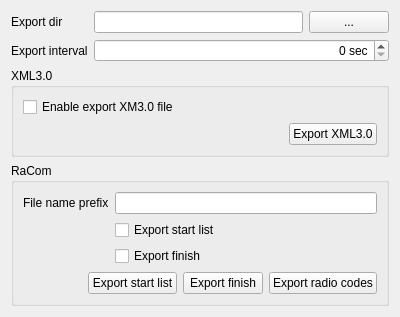
This is quickevent/app/plugins/qml/Event/src/services/emmaclientwidget.ui in Quick-Event/quickbox as Qt 5 draws it before an edit. The edited form follows.
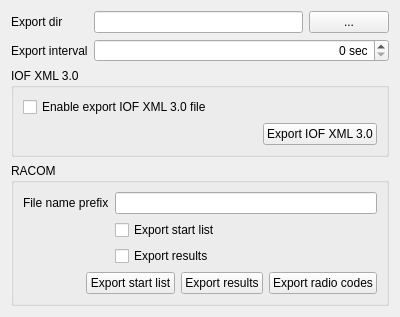
This is the edited form.

```diff
--- a/quickevent/app/plugins/qml/Event/src/services/emmaclientwidget.ui
+++ b/quickevent/app/plugins/qml/Event/src/services/emmaclientwidget.ui
@@ -65,13 +65,13 @@
    <item>
     <widget class="QGroupBox" name="groupBox">
      <property name="title">
-      <string>XML3.0</string>
+      <string>IOF XML 3.0</string>
      </property>
      <layout class="QVBoxLayout" name="verticalLayout_2">
       <item>
        <widget class="QCheckBox" name="chExportXML30">
         <property name="text">
-         <string>Enable export XM3.0 file</string>
+         <string>Enable export IOF XML 3.0 file</string>
         </property>
        </widget>
       </item>
@@ -93,7 +93,7 @@
         <item>
          <widget class="QPushButton" name="btExportXML30">
           <property name="text">
-           <string>Export XML3.0</string>
+           <string>Export IOF XML 3.0</string>
           </property>
          </widget>
         </item>
@@ -105,7 +105,7 @@
    <item>
     <widget class="QGroupBox" name="groupBox_2">
      <property name="title">
-      <string>RaCom</string>
+      <string>RACOM</string>
      </property>
      <layout class="QFormLayout" name="formLayout_2">
       <item row="1" column="0">
@@ -128,7 +128,7 @@
       <item row="3" column="1">
        <widget class="QCheckBox" name="chExportFinish">
         <property name="text">
-         <string>Export finish</string>
+         <string>Export results</string>
         </property>
        </widget>
       </item>
@@ -157,7 +157,7 @@
         <item>
          <widget class="QPushButton" name="btExportFinish">
           <property name="text">
-           <string>Export finish</string>
+           <string>Export results</string>
           </property>
          </widget>
         </item>
```
